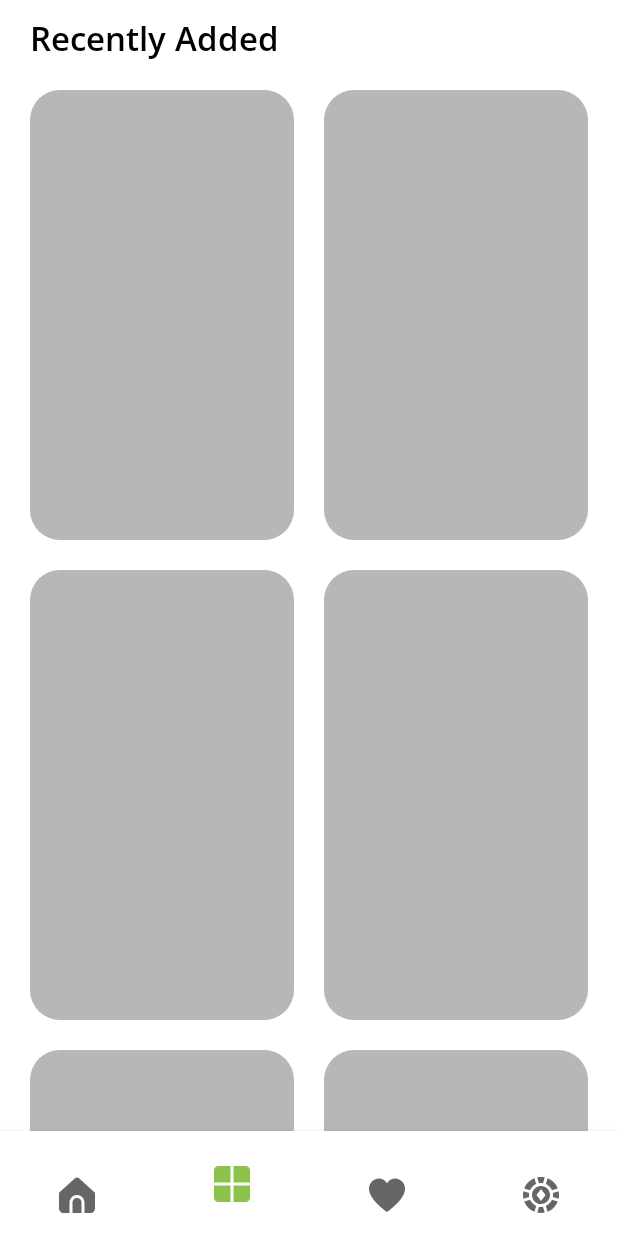
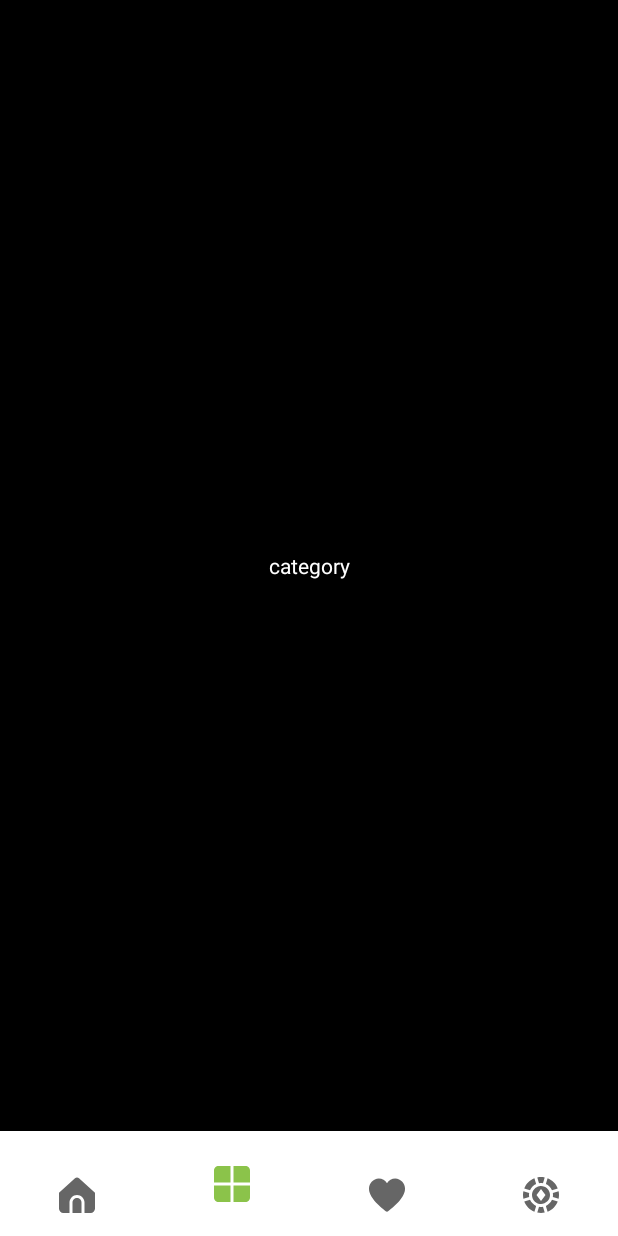
Before and after one commit to CodexLiner/wallpapers_app, an Android app: the screen it shows after launch (MainActivity), item 2 of the bottom bar chosen, on a phone screen of 412 x 824 dp. Run offline under Robolectric (Android 15) with nearby library versions, the phone set to English and light mode, and no system bars; pictures from the network do not load; Roboto replaces fonts that are not available here.

Commit message:
bottm nav bar

```diff
--- /dev/null
+++ b/app/src/main/java/me/meenagopal24/wallpapers/CategoryFragment.kt
@@ -0,0 +1,6 @@
+package me.meenagopal24.wallpapers
+
+// TODO: Rename parameter arguments, choose names that match
+// the fragment initialization parameters, e.g. ARG_ITEM_NUMBER
+const val ARG_PARAM1 = "param1"
+const val ARG_PARAM2 = "param2"
--- /dev/null
+++ b/app/src/main/java/me/meenagopal24/wallpapers/UI/CategoryFragment.kt
@@ -0,0 +1,60 @@
+package me.meenagopal24.wallpapers.UI
+
+import android.os.Bundle
+import android.view.LayoutInflater
+import android.view.View
+import android.view.ViewGroup
+import android.widget.TextView
+import androidx.fragment.app.Fragment
+import me.meenagopal24.wallpapers.R
+
+/**
+ * A simple [Fragment] subclass.
+ * Use the [CategoryFragment.newInstance] factory method to
+ * create an instance of this fragment.
+ */
+class CategoryFragment : Fragment() {
+    // TODO: Rename and change types of parameters
+    private var param1: String? = null
+    private var param2: String? = null
+
+    override fun onCreate(savedInstanceState: Bundle?) {
+        super.onCreate(savedInstanceState)
+        arguments?.let {
+            param1 = it.getString(me.meenagopal24.wallpapers.ARG_PARAM1)
+            param2 = it.getString(me.meenagopal24.wallpapers.ARG_PARAM2)
+        }
+    }
+
+    override fun onCreateView(
+        inflater: LayoutInflater, container: ViewGroup?,
+        savedInstanceState: Bundle?
+    ): View? {
+        // Inflate the layout for this fragment
+        val view = inflater.inflate(R.layout.fragment_category, container, false)
+        view.findViewById<TextView>(R.id.tempo).setOnClickListener{
+            requireActivity().supportFragmentManager.beginTransaction().add(R.id.main_layout , StaggeredFragment()).commit()
+        }
+        return view
+    }
+
+    companion object {
+        /**
+         * Use this factory method to create a new instance of
+         * this fragment using the provided parameters.
+         *
+         * @param param1 Parameter 1.
+         * @param param2 Parameter 2.
+         * @return A new instance of fragment CategoryFragment.
+         */
+        // TODO: Rename and change types and number of parameters
+        @JvmStatic
+        fun newInstance(param1: String, param2: String) =
+            CategoryFragment().apply {
+                arguments = Bundle().apply {
+                    putString(me.meenagopal24.wallpapers.ARG_PARAM1, param1)
+                    putString(me.meenagopal24.wallpapers.ARG_PARAM2, param2)
+                }
+            }
+    }
+}
--- /dev/null
+++ b/app/src/main/java/me/meenagopal24/wallpapers/utils/Constants.java
@@ -0,0 +1,13 @@
+package me.meenagopal24.wallpapers.utils;
+
+import me.meenagopal24.wallpapers.UI.CategoryFragment;
+import me.meenagopal24.wallpapers.UI.FavouriteFragment;
+import me.meenagopal24.wallpapers.UI.HomeFragment;
+import me.meenagopal24.wallpapers.UI.SettingsFragment;
+
+public class Constants {
+    public static final String HOME_FRAGMENT = HomeFragment.class.getName();
+    public static final String CATEGORY_FRAGMENT = CategoryFragment.class.getName();
+    public static final String SETTING_FRAGMENT = SettingsFragment.class.getName();
+    public static final String FAVOURITE_FRAGMENT = FavouriteFragment.class.getName();
+}
--- /dev/null
+++ b/app/src/main/java/me/meenagopal24/wallpapers/utils/functions.kt
@@ -0,0 +1,25 @@
+package me.meenagopal24.wallpapers.utils
+
+import android.app.Activity
+import android.util.Log
+import androidx.fragment.app.Fragment
+import androidx.fragment.app.FragmentManager
+import me.meenagopal24.wallpapers.R
+import me.meenagopal24.wallpapers.UI.SettingsFragment
+
+class functions(private val m: FragmentManager) {
+    public fun switchFragment(fragment: String?) {
+        val fragmentClass = fragment?.let { Class.forName(it) }
+        val constructor = fragmentClass?.getDeclaredConstructor()
+        constructor?.isAccessible = true
+        val ff = constructor?.newInstance() as Fragment
+
+        if (m.findFragmentByTag(fragment) != null) {
+            m.beginTransaction().replace(
+                R.id.main_layout,
+                m.findFragmentByTag(fragment)!!
+            ).commit()
+        } else m.beginTransaction().addToBackStack(fragment)
+            .replace(R.id.main_layout, ff, fragment).commit()
+    }
+}
--- a/app/src/main/res/layout/activity_main.xml
+++ b/app/src/main/res/layout/activity_main.xml
@@ -18,11 +18,12 @@
         android:id="@+id/bottom_nav_bar"
         android:layout_width="match_parent"
         android:layout_height="70dp"
+        android:foreground="?attr/selectableItemBackground"
         android:paddingTop="15dp"
         app:layout_constraintBottom_toBottomOf="parent"
         app:layout_constraintEnd_toEndOf="parent"
         app:layout_constraintStart_toStartOf="parent"
-        app:menu="@menu/bottom_menu" />
+        app:menu="@menu/bottom_menu"/>
 
 
 </androidx.constraintlayout.widget.ConstraintLayout>
--- /dev/null
+++ b/app/src/main/res/layout/fragment_category.xml
@@ -0,0 +1,19 @@
+<?xml version="1.0" encoding="utf-8"?>
+<FrameLayout xmlns:android="http://schemas.android.com/apk/res/android"
+    xmlns:tools="http://schemas.android.com/tools"
+    android:layout_width="match_parent"
+    android:layout_height="match_parent"
+    android:background="@color/black"
+    tools:context=".UI.CategoryFragment">
+
+    <!-- TODO: Update blank fragment layout -->
+    <TextView
+        android:id="@+id/tempo"
+        android:gravity="center"
+        android:layout_gravity="center"
+        android:textColor="@color/white"
+        android:layout_width="match_parent"
+        android:layout_height="match_parent"
+        android:text="category" />
+
+</FrameLayout>
--- a/app/src/main/res/menu/bottom_menu.xml
+++ b/app/src/main/res/menu/bottom_menu.xml
@@ -4,10 +4,10 @@
         android:id="@+id/home_bottom"
         android:icon="@drawable/fi_ss_home" />
     <item
-        android:id="@+id/fr"
+        android:id="@+id/cat_bottom"
         android:icon="@drawable/fi_ss_apps" />
     <item
-        android:id="@+id/home_bottom"
+        android:id="@+id/fav_bottom"
         android:icon="@drawable/fi_ss_heart" />
     <item
         android:id="@+id/settings_bottom"
--- a/app/src/main/res/values/themes.xml
+++ b/app/src/main/res/values/themes.xml
@@ -2,7 +2,6 @@
     <!-- Base application theme. -->
     <style name="Theme.Wallpaper" parent="Theme.MaterialComponents.DayNight.NoActionBar">
         <!-- Primary brand color. -->
-        <item name="android:forceDarkAllowed">false</item>
         <item name="colorPrimary">#8BC34A</item>
         <item name="colorPrimaryVariant">@color/white</item>
         <item name="colorOnPrimary">@color/white</item>
@@ -19,7 +18,6 @@
     </style>
     <style name="TranslucentWindow" parent="Theme.MaterialComponents.DayNight.NoActionBar">
         <!-- Status bar color. -->
-        <item name="android:forceDarkAllowed">false</item>
         <item name="android:windowLightStatusBar">false</item>
         <item name="android:windowTranslucentStatus">true</item>
         <item name="android:windowTranslucentNavigation">true</item>
```
Also changed, not shown: app/src/main/java/me/meenagopal24/wallpapers/MainActivity.kt (+72 -16 lines), app/src/main/java/me/meenagopal24/wallpapers/UI/FavouriteFragment.kt (added, +60 -0 lines), app/src/main/java/me/meenagopal24/wallpapers/UI/SettingsFragment.kt (added, +60 -0 lines), app/src/main/res/layout/fragment_favourite.xml (added, +15 -0 lines), app/src/main/res/layout/fragment_settings.xml (added, +15 -0 lines).
